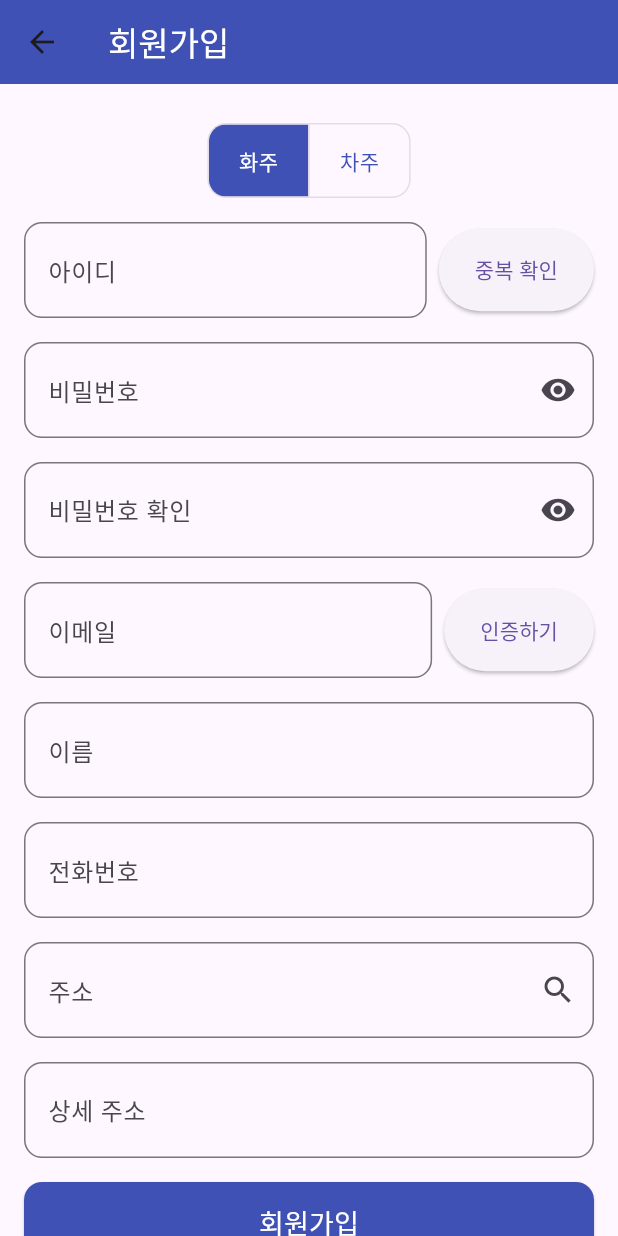
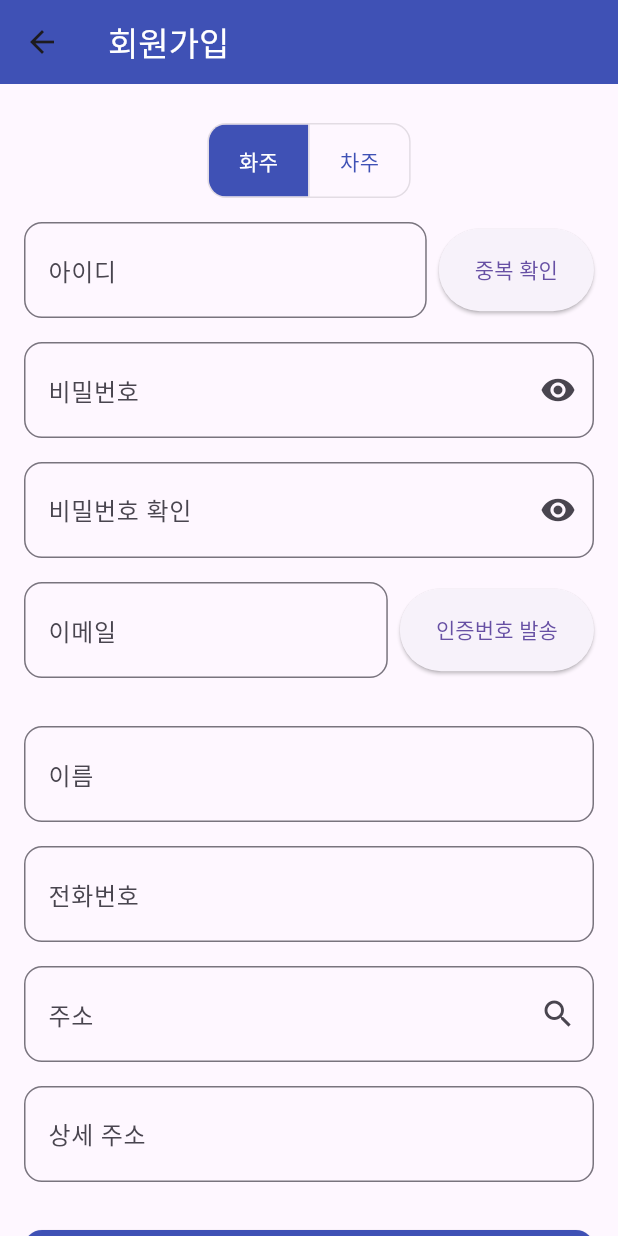
Before and after one commit to tigervel/2team_project, a Flutter app: the SignUpPage screen opened by its route, on a phone screen of 412 x 824 dp. Run offline on Flutter 3.47's test engine with Material 3 defaults, Android fonts, the phone set to English and light mode, and no system bars; our stand-ins replace carousel_slider, dio, fl_chart, google_sign_in, image_picker, jwt_decoder and 3 more; missing offline and left inert: flutter_naver_login, kakao_flutter_sdk_user, kpostal; accounts and stored records are empty; network calls fail.

Commit message:
sns 로그인 및 회원가입 오류

```diff
--- a/flutter/flutterproject/lib/component_jh/signup.dart
+++ b/flutter/flutterproject/lib/component_jh/signup.dart
@@ -1,20 +1,22 @@
 import 'dart:convert';
 import 'package:flutter/material.dart';
-import 'package:flutterproject/Page/main_page.dart';
 import 'package:flutterproject/Utils/storage.dart';
+import 'package:flutterproject/component_jh/login.dart';
 import 'package:flutterproject/services/auth_service.dart';
 import 'package:kpostal/kpostal.dart';
 
 class SignUpPage extends StatefulWidget {
   final String? socialEmail; // 소셜 로그인 이메일
+  final String? socialName; // 소셜 로그인 이름
   final bool isSocial; // 소셜 회원가입 여부
   final String? signupTicket; // 소셜 로그인 티켓 추가
 
-  const SignUpPage({
+  SignUpPage({
     super.key,
     this.socialEmail,
+    this.socialName,
     this.isSocial = false,
-    this.signupTicket, // optional
+    this.signupTicket,
   });
 
   @override
@@ -30,7 +32,7 @@ class _SignUpPageState extends State<SignUpPage> {
   final _passwordController = TextEditingController();
   final _confirmPasswordController = TextEditingController();
   late TextEditingController _emailController;
-  final _nameController = TextEditingController();
+  late TextEditingController _nameController;
   final _phoneController = TextEditingController();
   final _addressController = TextEditingController();
   final _detailAddressController = TextEditingController();
@@ -64,14 +66,19 @@ class _SignUpPageState extends State<SignUpPage> {
   @override
   void initState() {
     super.initState();
+
     _emailController = TextEditingController(
-      text: widget.isSocial ? widget.socialEmail : "",
+      text: widget.isSocial ? widget.socialEmail ?? "" : "",
+    );
+    _nameController = TextEditingController(
+      text: widget.isSocial ? widget.socialName ?? "" : "",
     );
 
     if (widget.isSocial && widget.socialEmail != null) {
-      verified = true; // 소셜 로그인 시 이메일 인증 생략
+      verified = true; // 소셜 로그인 시 이메일 인증 자동 완료
     }
 
+    // FocusListeners 초기화
     _idFocus.addListener(() {
       if (!_idFocus.hasFocus) setState(() => _idError = null);
     });
@@ -105,7 +112,7 @@ class _SignUpPageState extends State<SignUpPage> {
     super.dispose();
   }
 
-  // 정규식
+  // 정규식 검증
   bool _isValidId(String id) => RegExp(r'^[a-zA-Z0-9]{4,12}$').hasMatch(id);
   bool _isValidPassword(String pw) =>
       RegExp(r'^(?=.*[A-Za-z])(?=.*\d)(?=.*[!@#$%^&*]).{8,}$').hasMatch(pw);
@@ -160,7 +167,7 @@ class _SignUpPageState extends State<SignUpPage> {
     }
   }
 
-  // ID 중복 확인 (서버 연동)
+  // ID 중복 확인
   Future<void> _checkIdDuplicate() async {
     final id = _idController.text.trim();
     if (!_isValidId(id)) {
@@ -223,22 +230,17 @@ class _SignUpPageState extends State<SignUpPage> {
     if (_idError != null ||
         _passwordError != null ||
         _confirmError != null ||
-      _emailError != null)
-    return;
+        _emailError != null) return;
 
-  if (!widget.isSocial && !verified) {
+    if (!verified) {
       _showDialog("인증 필요", "이메일 인증을 완료해주세요.");
       return;
     }
 
     try {
-    Map<String, dynamic> res;
-
       if (widget.isSocial) {
-      // 소셜 회원가입
-      final ticket = widget.signupTicket ?? "signupTicket_example";
-      res = await authService.completeSocialSignup(
-        signupTicket: ticket,
+        await authService.completeSocialSignup(
+          signupTicket: widget.signupTicket!,
           role: userType == "화주" ? "SHIPPER" : "DRIVER",
           loginId: _idController.text.trim(),
           password: _passwordController.text.trim(),
@@ -246,11 +248,11 @@ class _SignUpPageState extends State<SignUpPage> {
           phone: _phoneController.text.trim(),
           address: _addressController.text.trim(),
           detailAddress: _detailAddressController.text.trim(),
-        carNumber: userType == "차주" ? _carNumberController.text.trim() : null,
+          carNumber:
+              userType == "차주" ? _carNumberController.text.trim() : null,
         );
       } else {
-      // 일반 회원가입
-      res = await authService.register(
+        await authService.register(
           loginId: _idController.text.trim(),
           password: _passwordController.text.trim(),
           email: _emailController.text.trim(),
@@ -258,34 +260,23 @@ class _SignUpPageState extends State<SignUpPage> {
           phone: _phoneController.text.trim(),
           address: _addressController.text.trim(),
           detailAddress: _detailAddressController.text.trim(),
-        carNumber: userType == "차주" ? _carNumberController.text.trim() : null,
+          carNumber:
+              userType == "차주" ? _carNumberController.text.trim() : null,
           userType: userType,
         );
       }
 
-    // accessToken 저장
-    final token = res["accessToken"] as String?;
-    if (token != null && token.isNotEmpty) {
-      await Storage.saveToken(token);
-
-      // 회원가입 후 프로필 조회
-      final profile = await authService.getProfile();
-      print("회원가입 완료, 프로필: $profile");
-
+      // 회원가입 완료 후 무조건 로그인 페이지로 이동
       if (mounted) {
         Navigator.pushReplacement(
           context,
-          MaterialPageRoute(builder: (_) => const MainPage()),
+          MaterialPageRoute(builder: (_) => LoginPage()),
         );
-      }
-    } else {
-      _showDialog("오류", "회원가입 성공했지만 토큰이 없습니다.");
       }
     } catch (e) {
       _showDialog("오류", e.toString());
     }
   }
-
 
   void _showDialog(String title, String msg) {
     showDialog(
@@ -306,7 +297,10 @@ class _SignUpPageState extends State<SignUpPage> {
   @override
   Widget build(BuildContext context) {
     return Scaffold(
-      appBar: AppBar(title: const Text("회원가입", style: TextStyle(color: Colors.white)), backgroundColor: Colors.indigo),
+      appBar: AppBar(
+        title: const Text("회원가입", style: TextStyle(color: Colors.white)),
+        backgroundColor: Colors.indigo,
+      ),
       body: SafeArea(
         child: SingleChildScrollView(
           padding: const EdgeInsets.all(16),
@@ -328,17 +322,13 @@ class _SignUpPageState extends State<SignUpPage> {
                         setState(() => userType = index == 0 ? "화주" : "차주"),
                     children: const [
                       Padding(
-                        padding: EdgeInsets.symmetric(
-                          horizontal: 20,
-                          vertical: 8,
-                        ),
+                        padding:
+                            EdgeInsets.symmetric(horizontal: 20, vertical: 8),
                         child: Text("화주"),
                       ),
                       Padding(
-                        padding: EdgeInsets.symmetric(
-                          horizontal: 20,
-                          vertical: 8,
-                        ),
+                        padding:
+                            EdgeInsets.symmetric(horizontal: 20, vertical: 8),
                         child: Text("차주"),
                       ),
                     ],
@@ -467,14 +457,7 @@ class _SignUpPageState extends State<SignUpPage> {
                       child: TextFormField(
                         controller: _emailController,
                         focusNode: _emailFocus,
-                        readOnly: widget.isSocial || verified,
-                        onChanged: (val) {
-                          setState(() {
-                            _emailError = _isValidEmail(val)
-                                ? null
-                                : "올바른 이메일 형식이 아닙니다.";
-                          });
-                        },
+                        readOnly: widget.isSocial,
                         validator: (v) => _validateRequired(v, "이메일"),
                         decoration: InputDecoration(
                           labelText: "이메일",
@@ -489,46 +472,41 @@ class _SignUpPageState extends State<SignUpPage> {
                         ),
                       ),
                     ),
+                    if (!widget.isSocial) ...[
                       const SizedBox(width: 8),
-                    if (!widget.isSocial)
                       SizedBox(
                         height: 55,
                         child: ElevatedButton(
-                          onPressed: verified ? null : _sendEmailCode,
-                          child: Text(verified ? "인증 완료" : "인증하기"),
+                          onPressed: codeSent ? _verifyCode : _sendEmailCode,
+                          child: Text(codeSent
+                              ? (verified ? "인증 완료" : "인증 확인")
+                              : "인증번호 발송"),
                         ),
                       ),
+                    ]
                   ],
                 ),
-
+                const SizedBox(height: 16),
                 if (codeSent && !verified && !widget.isSocial)
-                  Column(
-                    children: [
-                      const SizedBox(height: 8),
-                      TextField(
+                  TextFormField(
                     controller: _codeController,
-                        decoration: const InputDecoration(labelText: "인증코드"),
+                    decoration: InputDecoration(
+                      labelText: "인증 코드",
+                      contentPadding: const EdgeInsets.symmetric(
+                        vertical: 20,
+                        horizontal: 12,
                       ),
-                      const SizedBox(height: 8),
-                      SizedBox(
-                        height: 55,
-                        child: ElevatedButton(
-                          onPressed: verifying ? null : _verifyCode,
-                          child: verifying
-                              ? const CircularProgressIndicator(
-                                  color: Colors.white,
-                                )
-                              : const Text("인증 확인"),
+                      border: OutlineInputBorder(
+                        borderRadius: BorderRadius.circular(12),
                       ),
                     ),
-                    ],
                   ),
-
                 const SizedBox(height: 16),
 
                 // 이름
                 TextFormField(
                   controller: _nameController,
+                  readOnly: widget.isSocial,
                   validator: (v) => _validateRequired(v, "이름"),
                   decoration: InputDecoration(
                     labelText: "이름",
@@ -615,6 +593,7 @@ class _SignUpPageState extends State<SignUpPage> {
                       ),
                     ),
                   ),
+                const SizedBox(height: 16),
 
                 // 회원가입 버튼
                 SizedBox(
--- a/flutter/flutterproject/lib/main.dart
+++ b/flutter/flutterproject/lib/main.dart
@@ -24,8 +24,8 @@ void main() async{
         home: MainPage(),
         routes: {
           '/estimate': (context) => Simpleinquiry(),
-          '/login': (_) => const LoginPage(),
-          '/signup': (_) => const SignUpPage(),
+          '/login': (_) => LoginPage(),
+          '/signup': (_) => SignUpPage(),
           '/mypage': (_) => const MyInformPage(),
         },
       ),
```
Also changed, not shown: flutter/flutterproject/lib/component_jh/login.dart (+6 -12 lines), flutter/flutterproject/lib/services/auth_service.dart (+27 -10 lines), flutter/flutterproject/a1290d7c-9275-4cec-93d2-1a33f61e5b1e.jpg (added), 2 other files. Lines whose indentation alone changed are shown as unchanged.
